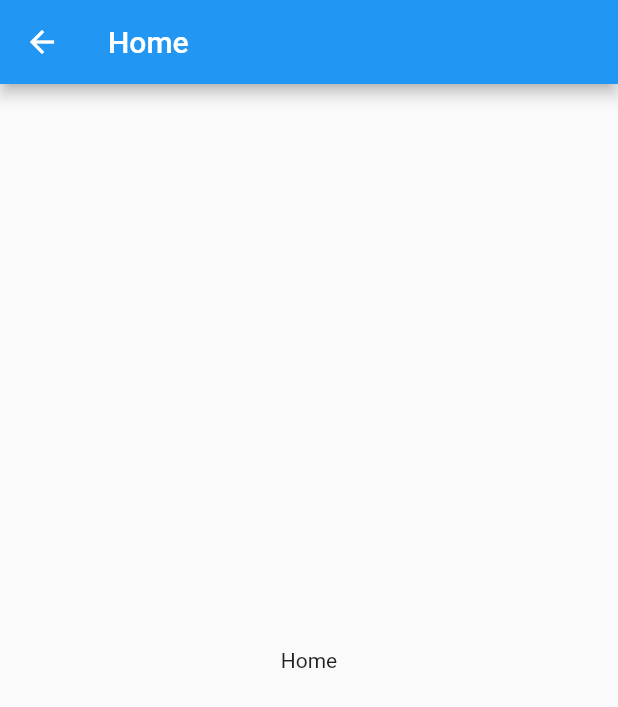
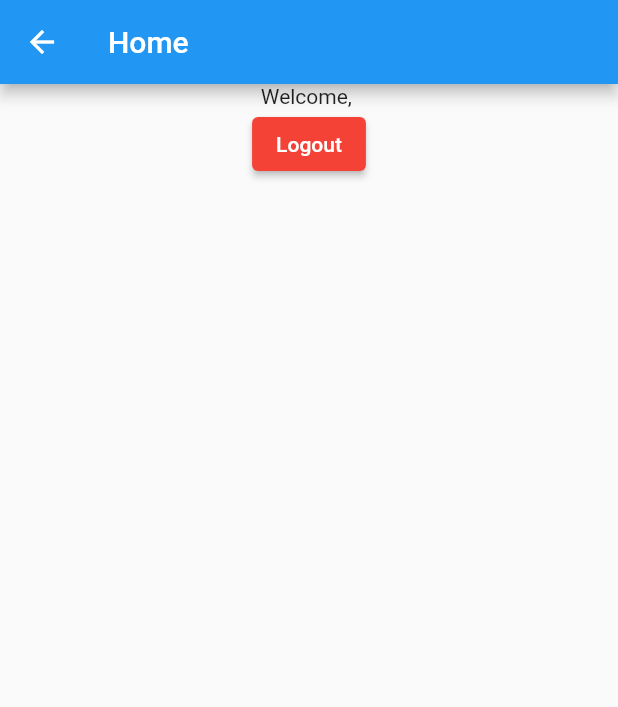
Before and after one commit to PedroChaparro/MobileDevelopmentUPB, a Flutter app: the HomeScreen screen opened by its route, on a phone screen of 412 x 824 dp. Shown: the top 707 px of the screen. Run offline on Flutter 3.47's test engine with Material 2 defaults, Android fonts, the phone set to English and light mode, and no system bars; our stand-ins replace jwt_decoder, shared_preferences; accounts and stored records are empty.

Commit message:
:sparkles: Recover the session from shared preferences
Recover session, shows the username from the jwt and allow the user to logout.

```diff
--- a/03-Login/frontend/lib/screens/home_screen.dart
+++ b/03-Login/frontend/lib/screens/home_screen.dart
@@ -1,15 +1,62 @@
 import 'package:flutter/material.dart';
 import 'package:flutter/widgets.dart';
+import 'package:session/utils/utils.dart';
+import 'package:jwt_decoder/jwt_decoder.dart';
 
-class HomeScreen extends StatelessWidget {
+class HomeScreen extends StatefulWidget {
   const HomeScreen({super.key});
+
+  @override
+  State<HomeScreen> createState() => _HomeScreenState();
+}
+
+class _HomeScreenState extends State<HomeScreen> {
+  String username = '';
+
+  // Remove the token from shared preferences and navigate to the login screen
+  void _handleLogout() async {
+    // Remove the token from shared preferences
+    await Utils().removeFromSharedPreferences('token');
+
+    // Navigate to the login screen
+    Navigator.pushNamed(context, '/login');
+  }
+
+  @override
+  void initState() {
+    super.initState();
+    _setUsernameFromToken();
+  }
+
+  // Get username from access token
+  void _setUsernameFromToken() async {
+    String? token = await Utils().getFromSharedPreferences('token', 'string');
+    if (token == null) return;
+
+    // Decode the token and update the state
+    Map<String, dynamic> decodedToken = JwtDecoder.decode(token);
+    setState(() {
+      username = decodedToken['username'];
+    });
+  }
 
   @override
   Widget build(BuildContext context) {
     return Scaffold(
       appBar: AppBar(title: const Text("Home")),
-      body: const Center(
-        child: Text("Home"),
+      body: Center(
+        child: Column(
+          children: [
+            Text(
+              "Welcome, $username",
+            ),
+            ElevatedButton(
+                style: ButtonStyle(
+                    backgroundColor: MaterialStateProperty.all(Colors.red)),
+                onPressed: () => _handleLogout(),
+                child: const Text("Logout"))
+          ],
+        ),
       ),
     );
   }
--- a/03-Login/frontend/lib/utils/utils.dart
+++ b/03-Login/frontend/lib/utils/utils.dart
@@ -35,4 +35,9 @@ class Utils {
     // Return the value
     return types[type](key);
   }
+
+  Future<bool> removeFromSharedPreferences(key) async {
+    final prefs = await SharedPreferences.getInstance();
+    return prefs.remove(key);
+  }
 }
```
